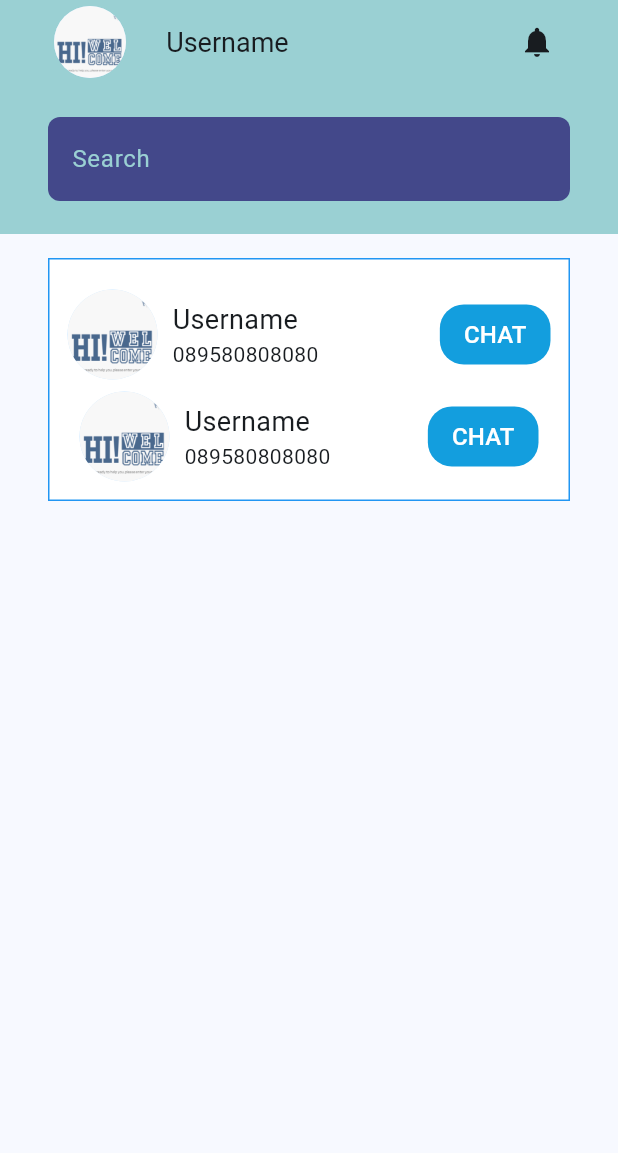
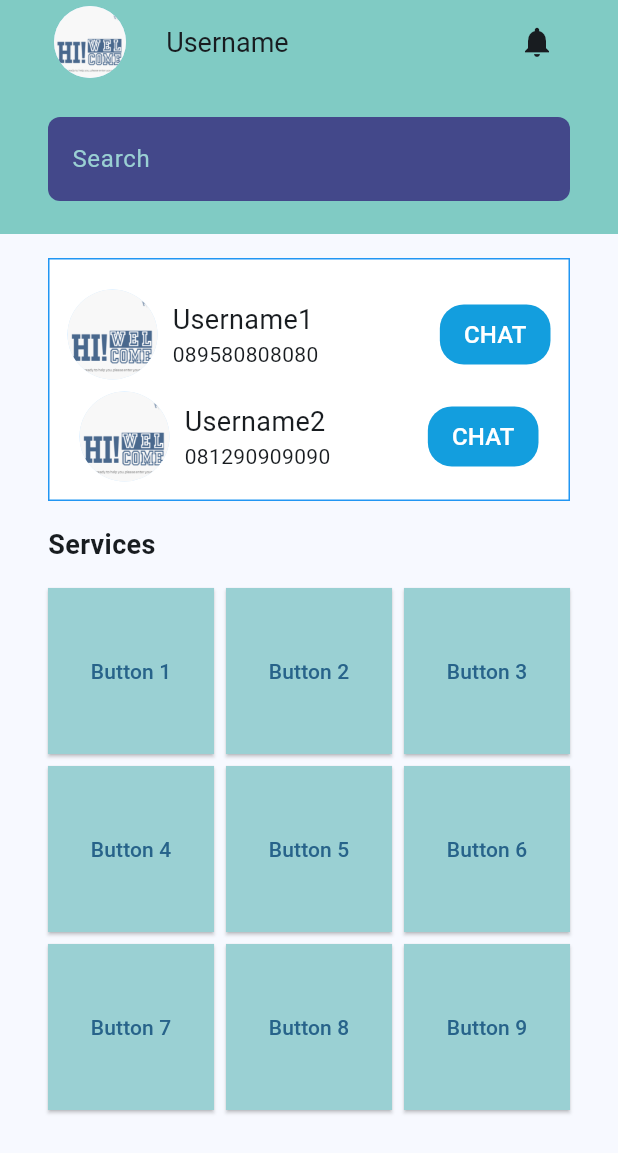
Before and after one commit to RendyAmarullah/jarumku, a Flutter app: the HomeScreen screen opened directly, on a phone screen of 412 x 824 dp. Shown: the top 1153 px of the screen. Run offline on Flutter 3.47's test engine with Material 3 defaults, Android fonts, the phone set to English and light mode, and no system bars; our stand-ins replace firebase_auth, firebase_core, hexcolor, shared_preferences; accounts and stored records are empty.

```diff
--- a/lib/screens/home_screen.dart
+++ b/lib/screens/home_screen.dart
@@ -64,13 +64,13 @@ class _HomeScreenState extends State<HomeScreen> {
             ],
           ),
         ),
-        backgroundColor: HexColor("#9AD0D3"),
+        backgroundColor: Colors.teal[200],
       ),
       body: Column(
         crossAxisAlignment: CrossAxisAlignment.start,
         children: [
           Container(
-            color: HexColor("#9AD0D3"),
+            color: Colors.teal[200],
             alignment: Alignment.center,
             height: 100,
             padding: EdgeInsets.symmetric(horizontal: 32, vertical: 16),
@@ -114,7 +114,7 @@ class _HomeScreenState extends State<HomeScreen> {
                           crossAxisAlignment: CrossAxisAlignment.start,
                           children: [
                             Text(
-                              "Username",
+                              "Username1",
                               style: TextStyle(
                                 fontSize: 18,
                               ),
@@ -169,13 +169,13 @@ class _HomeScreenState extends State<HomeScreen> {
                           crossAxisAlignment: CrossAxisAlignment.start,
                           children: [
                             Text(
-                              "Username",
+                              "Username2",
                               style: TextStyle(
                                 fontSize: 18,
                               ),
                             ),
                             Text(
-                              "089580808080",
+                              "081290909090",
                               style: TextStyle(fontSize: 14),
                             ),
                           ],
@@ -210,6 +210,46 @@ class _HomeScreenState extends State<HomeScreen> {
               ],
             ),
           ),
+          Container(
+            padding: EdgeInsets.symmetric(horizontal: 32),
+            child: Row(
+              children: [
+                Text(
+                  "Services",
+                  style: TextStyle(fontSize: 18, fontWeight: FontWeight.bold),
+                ),
+              ],
+            ),
+          ),
+          Expanded(
+            child: Container(
+              padding: EdgeInsets.symmetric(horizontal: 32, vertical: 16),
+              child: GridView.builder(
+                gridDelegate: SliverGridDelegateWithFixedCrossAxisCount(
+                  crossAxisCount: 3, // 3 columns
+                  crossAxisSpacing: 8.0, // space between columns
+                  mainAxisSpacing: 8.0, // space between rows
+                  childAspectRatio: 1.0, // Aspect ratio of each grid item
+                ),
+                itemCount: 9, // total 9 items
+                itemBuilder: (context, index) {
+                  return ElevatedButton(
+                    onPressed: () {
+                      // Menampilkan pesan di konsol saat tombol ditekan
+                      print('Button ${index + 1} pressed');
+                    },
+                    child: Text('Button ${index + 1}'),
+                    style: ElevatedButton.styleFrom(
+                      backgroundColor: HexColor("#9AD0D3"), // Button color
+                      shape: RoundedRectangleBorder(
+                        borderRadius: BorderRadius.zero,
+                      ),
+                    ),
+                  );
+                },
+              ),
+            ),
+          )
         ],
       ),
     );
--- a/pubspec.yaml
+++ b/pubspec.yaml
@@ -19,7 +19,7 @@ publish_to: 'none' # Remove this line if you wish to publish to pub.dev
 version: 1.0.0+1
 
 environment:
-  sdk: '>=3.1.2 <4.0.0'
+  sdk: '>=3.2.2 <4.0.0'
 
 # Dependencies specify other packages that your package needs in order to work.
 # To automatically upgrade your package dependencies to the latest versions
```
Also changed, not shown: lib/main.dart (+60 -5 lines), lib/screens/favorite_screen.dart (added, +15 -0 lines), lib/screens/profile_screen.dart (added, +15 -0 lines), lib/screens/sign_up_screen.dart (+8 -16 lines), lib/screens/splash_screen.dart (added, +64 -0 lines), pubspec.lock.
